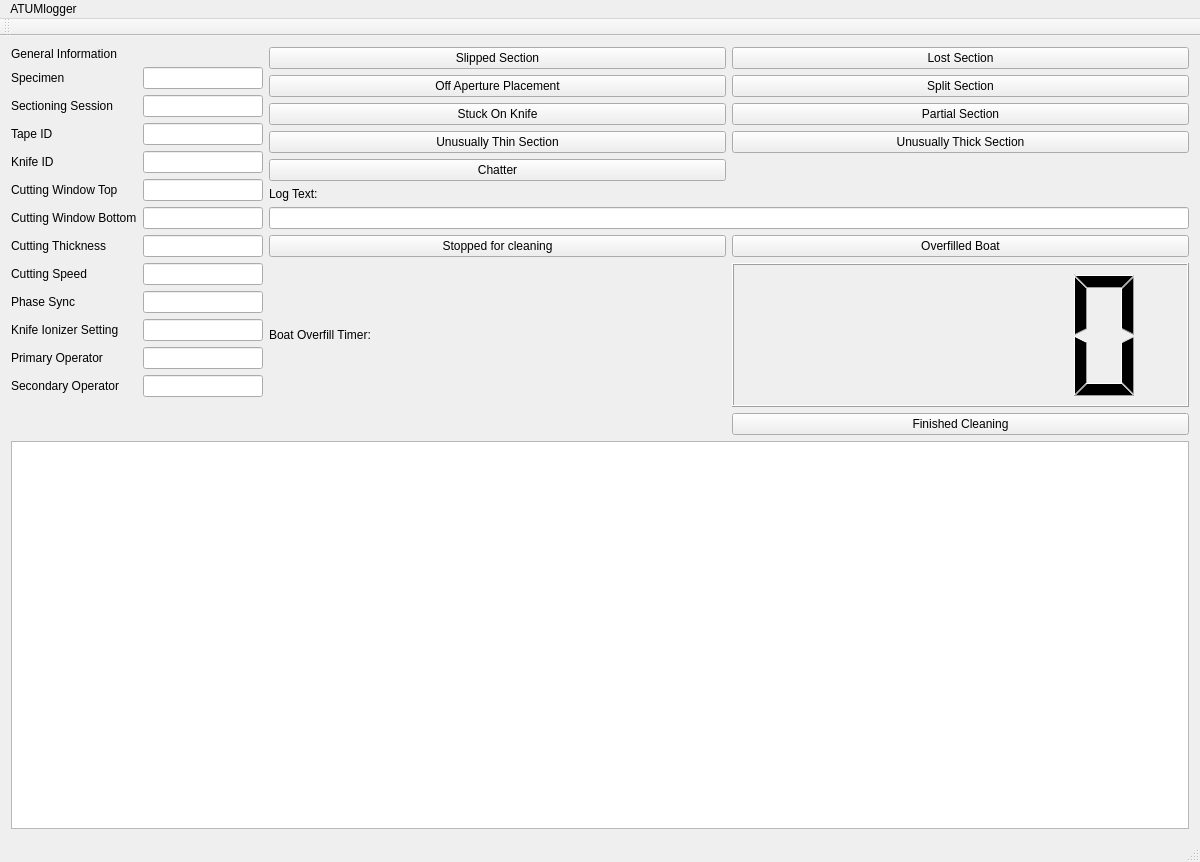
This is mainwindow.ui in Cervidellus/ATUMlogger as Qt 5 draws it before an edit. The edited form follows.
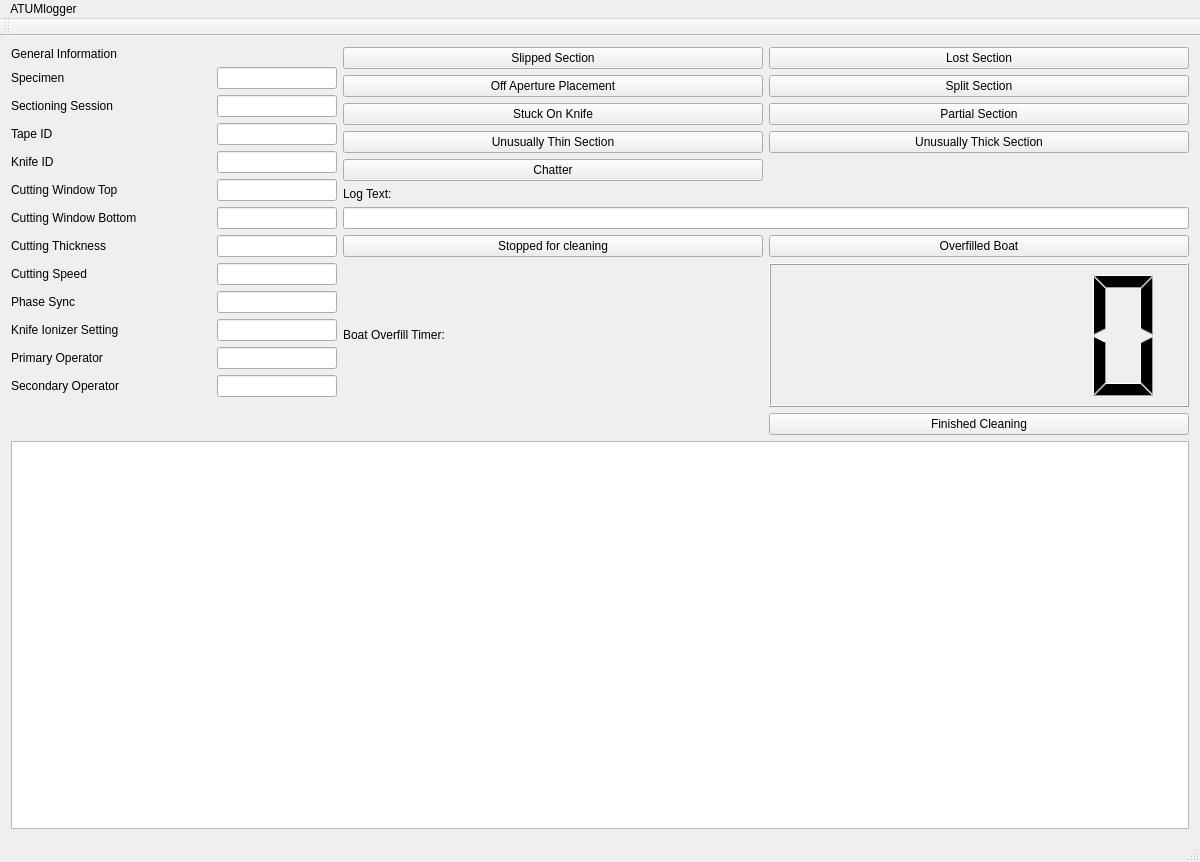
This is the edited form.

```diff
--- a/mainwindow.ui
+++ b/mainwindow.ui
@@ -49,6 +49,12 @@
             </property>
             <item row="0" column="0">
              <widget class="QLabel" name="label_2">
+              <property name="minimumSize">
+               <size>
+                <width>200</width>
+                <height>0</height>
+               </size>
+              </property>
               <property name="text">
                <string>General Information</string>
               </property>
@@ -56,6 +62,12 @@
             </item>
             <item row="1" column="0">
              <widget class="QLabel" name="specimenLabel">
+              <property name="minimumSize">
+               <size>
+                <width>200</width>
+                <height>0</height>
+               </size>
+              </property>
               <property name="text">
                <string>Specimen</string>
               </property>
@@ -79,6 +91,12 @@
             </item>
             <item row="2" column="0">
              <widget class="QLabel" name="label">
+              <property name="minimumSize">
+               <size>
+                <width>200</width>
+                <height>0</height>
+               </size>
+              </property>
               <property name="text">
                <string>Sectioning Session</string>
               </property>
@@ -105,6 +123,12 @@
             </item>
             <item row="3" column="0">
              <widget class="QLabel" name="label_4">
+              <property name="minimumSize">
+               <size>
+                <width>200</width>
+                <height>0</height>
+               </size>
+              </property>
               <property name="text">
                <string>Tape ID</string>
               </property>
@@ -128,6 +152,12 @@
             </item>
             <item row="4" column="0">
              <widget class="QLabel" name="label_5">
+              <property name="minimumSize">
+               <size>
+                <width>200</width>
+                <height>0</height>
+               </size>
+              </property>
               <property name="text">
                <string>Knife ID</string>
               </property>
@@ -151,6 +181,12 @@
             </item>
             <item row="5" column="0">
              <widget class="QLabel" name="label_6">
+              <property name="minimumSize">
+               <size>
+                <width>200</width>
+                <height>0</height>
+               </size>
+              </property>
               <property name="text">
                <string>Cutting Window Top</string>
               </property>
@@ -183,6 +219,12 @@
             </item>
             <item row="6" column="0">
              <widget class="QLabel" name="cuttingWindowBottomLabel">
+              <property name="minimumSize">
+               <size>
+                <width>200</width>
+                <height>0</height>
+               </size>
+              </property>
               <property name="text">
                <string>Cutting Window Bottom</string>
               </property>
@@ -206,6 +248,12 @@
             </item>
             <item row="7" column="0">
              <widget class="QLabel" name="cuttingThicknessLabel">
+              <property name="minimumSize">
+               <size>
+                <width>200</width>
+                <height>0</height>
+               </size>
+              </property>
               <property name="text">
                <string>Cutting Thickness</string>
               </property>
@@ -213,6 +261,12 @@
             </item>
             <item row="9" column="0">
              <widget class="QLabel" name="cuttingSpeedLabel">
+              <property name="minimumSize">
+               <size>
+                <width>200</width>
+                <height>0</height>
+               </size>
+              </property>
               <property name="text">
                <string>Cutting Speed</string>
               </property>
@@ -236,6 +290,12 @@
             </item>
             <item row="10" column="0">
              <widget class="QLabel" name="phaseSyncLabel">
+              <property name="minimumSize">
+               <size>
+                <width>200</width>
+                <height>0</height>
+               </size>
+              </property>
               <property name="text">
                <string>Phase Sync</string>
               </property>
@@ -259,6 +319,12 @@
             </item>
             <item row="11" column="0">
              <widget class="QLabel" name="knifeIonizerSettingLabel">
+              <property name="minimumSize">
+               <size>
+                <width>200</width>
+                <height>0</height>
+               </size>
+              </property>
               <property name="text">
                <string>Knife Ionizer Setting</string>
               </property>
@@ -282,6 +348,12 @@
             </item>
             <item row="12" column="0">
              <widget class="QLabel" name="primaryOperatorLabel">
+              <property name="minimumSize">
+               <size>
+                <width>200</width>
+                <height>0</height>
+               </size>
+              </property>
               <property name="text">
                <string>Primary Operator</string>
               </property>
@@ -305,6 +377,12 @@
             </item>
             <item row="13" column="0">
              <widget class="QLabel" name="secondaryOperatorLabel">
+              <property name="minimumSize">
+               <size>
+                <width>200</width>
+                <height>0</height>
+               </size>
+              </property>
               <property name="text">
                <string>Secondary Operator</string>
               </property>
```
Left out of the diff: 4 changed lines with no effect on the pictures.
